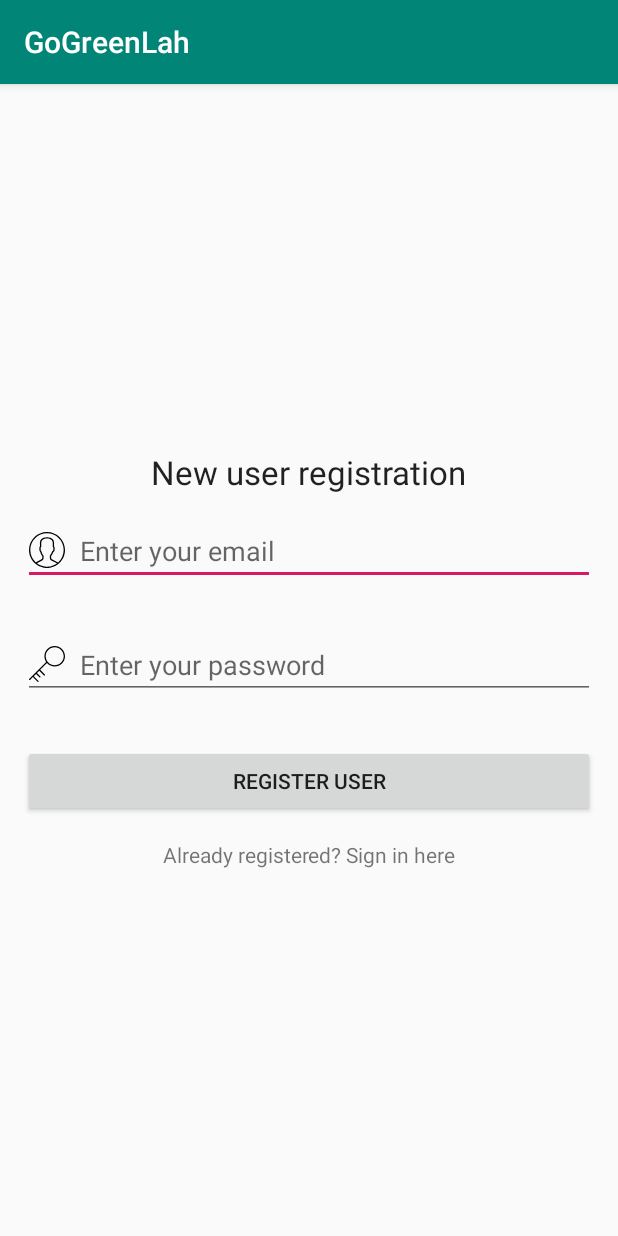
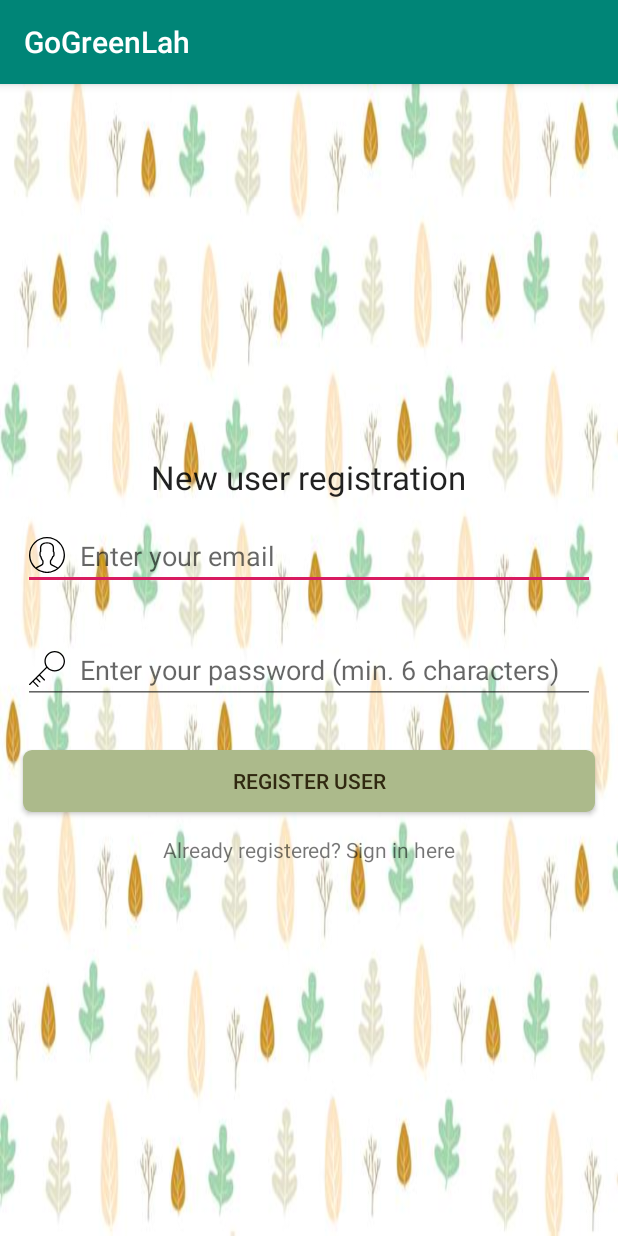
Before and after one commit to Ddaize/GoGreenLah, an Android app: the screen it shows after launch (MainActivity), on a phone screen of 412 x 824 dp. Run offline under Robolectric (Android 15) with nearby library versions, the light colour scheme and no system bars; our stand-ins replace Firebase (no records; nobody signed in at launch, a user with empty details on screens opened directly).

Commit message:
edited login and sign in buttons

```diff
--- /dev/null
+++ b/app/src/main/res/drawable/loginbtn_background.xml
@@ -0,0 +1,19 @@
+<?xml version="1.0" encoding="utf-8"?>
+<shape xmlns:android="http://schemas.android.com/apk/res/android" android:shape="rectangle" >
+    <corners
+        android:radius="6dp"
+        />
+    <solid
+        android:color="#ACBA8B"
+        />
+    <padding
+        android:left="0dp"
+        android:top="0dp"
+        android:right="0dp"
+        android:bottom="0dp"
+        />
+    <size
+        android:width="270dp"
+        android:height="60dp"
+        />
+</shape>
--- a/app/src/main/res/layout/activity_login.xml
+++ b/app/src/main/res/layout/activity_login.xml
@@ -47,8 +47,10 @@
             android:layout_margin="15dp"
             android:id="@+id/buttonSignIn"
             android:text="LOGIN"
+            android:textColor="#302810"
+            android:layout_height="41dp"
             android:layout_width="match_parent"
-            android:layout_height="wrap_content" />
+            android:background="@drawable/loginbtn_background"/>
 
         <TextView
             android:textAlignment="center"
--- a/app/src/main/res/layout/activity_main.xml
+++ b/app/src/main/res/layout/activity_main.xml
@@ -4,7 +4,8 @@
     xmlns:tools="http://schemas.android.com/tools"
     android:layout_width="match_parent"
     android:layout_height="match_parent"
-    tools:context=".MainActivity">
+    tools:context=".MainActivity"
+    android:background="@drawable/login_leaf_background">
 
     <LinearLayout
         android:layout_width="match_parent"
@@ -36,15 +37,17 @@
             android:layout_margin="15dp"
             android:drawableLeft="@drawable/login_key"
             android:drawablePadding="10dp"
-            android:hint="Enter your password"
+            android:hint="Enter your password (min. 6 characters)"
             android:inputType="textPassword" />
 
         <Button
             android:id="@+id/buttonRegister"
             android:layout_width="match_parent"
-            android:layout_height="wrap_content"
+            android:textColor="#302810"
+            android:layout_height="41dp"
             android:layout_margin="15dp"
-            android:text="Register User" />
+            android:text="Register User"
+            android:background="@drawable/loginbtn_background"/>
 
         <TextView
             android:id="@+id/textViewSignIn"
```
